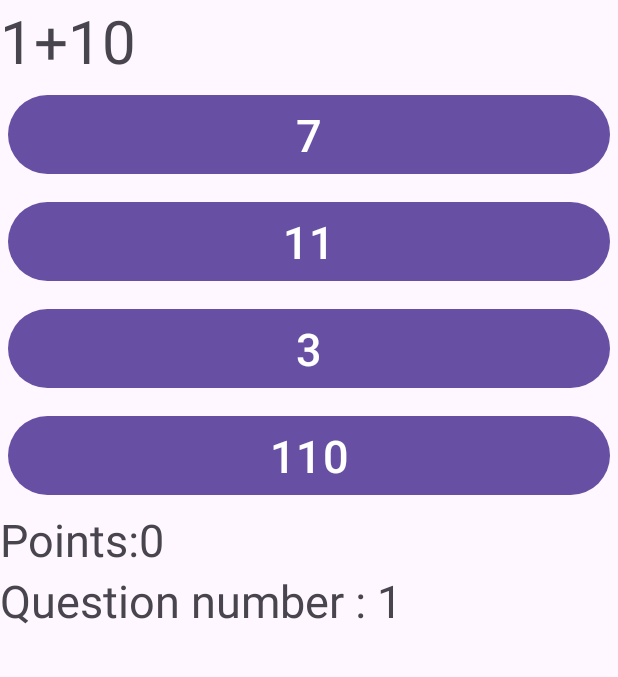
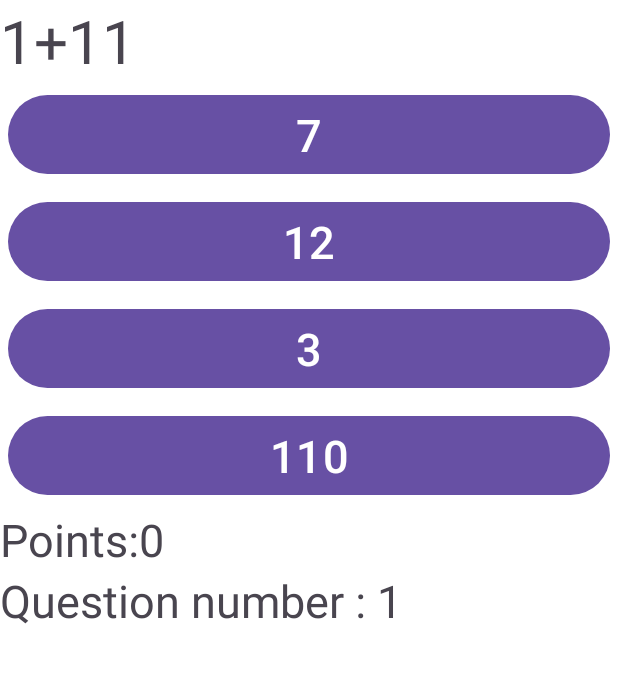
Before and after one commit to yinon2108/Trivia, an Android app: the screen it shows after launch (GameActivity), after a tap on "Start Game", on a phone screen of 412 x 824 dp, the part 101-778 px from its top. Run offline under Robolectric (Android 15) with nearby library versions, the phone set to English and light mode, and no system bars; our stand-ins replace Firebase (no records; nobody signed in at launch, a user with empty details on screens opened directly).

Commit message:
First Version

```diff
--- /dev/null
+++ b/app/src/main/java/com/example/triviab/Collection2.java
@@ -0,0 +1,53 @@
+package com.example.triviab;
+
+
+import java.util.ArrayList;
+import java.util.LinkedList;
+import java.util.Queue;
+
+public class Collection2 {
+    private Queue<Question> queue; // שימוש ב-Queue במקום ArrayList
+    private int index; // מספר השאלה הבאה בתור
+
+    public Collection2() {
+        queue = new LinkedList<>(); // אתחול של ה-Queue
+
+        // יצירת השאלות
+        Question q1 = new Question("1+11", "7", "12", "3", "110", 2);
+        Question q2 = new Question("1+2", "8", "2", "3", "9", 3);
+        Question q3 = new Question("1+3", "6", "2", "4", "100", 3);
+        Question q4 = new Question("1+4", "5", "2", "3", "17", 1);
+        Question q5 = new Question("1+0", "10", "2", "3", "1", 4);
+
+        // הוספת השאלות ל-Queue
+        queue.add(q1);
+        queue.add(q2);
+        queue.add(q3);
+        queue.add(q4);
+        queue.add(q5);
+    }
+
+    public void initQuestions() {
+        // אתחול ה-Queue עם כל השאלות
+        index = 0;
+    }
+
+    public Question getNextQuestion() {
+        // פעולה שמחזירה את השאלה הבאה
+        if (!queue.isEmpty()) {
+            Question q = queue.poll(); // שולפים את השאלה הראשונה
+            index++;
+            return q;
+        }
+        return null; // אם אין שאלות, מחזירים null
+    }
+
+    public boolean isNotLastQuestion() {
+        // אם יש שאלות נוספות ב-Queue
+        return !queue.isEmpty();
+    }
+
+    public int getIndex() {
+        return index;
+    }
+}
--- a/app/src/main/java/com/example/triviab/GameActivity.java
+++ b/app/src/main/java/com/example/triviab/GameActivity.java
@@ -1,9 +1,14 @@
 package com.example.triviab;
 
 import androidx.appcompat.app.AppCompatActivity;
+import androidx.constraintlayout.widget.ConstraintLayout;
+
+import android.content.Intent;
+import android.graphics.Color;
 import android.os.Bundle;
 import android.view.View;
 import android.widget.Button;
+import android.widget.LinearLayout;
 import android.widget.TextView;
 
 public class GameActivity extends AppCompatActivity implements View.OnClickListener {
@@ -11,9 +16,11 @@ public class GameActivity extends AppCompatActivity implements View.OnClickListe
     private Button btna1, btna2, btna3, btna4;
     private TextView tvQuestion;
     private TextView tvQuestionNumber, tvPoints, tvGameOver;
-    private Collection collection;
+    private Collection2 collection2;
     private Question currentQuestion;
     private int points = 0;
+    private String backgroundColor = "";
+    private LinearLayout ll;
 
 
     @Override
@@ -21,7 +28,13 @@ public class GameActivity extends AppCompatActivity implements View.OnClickListe
         super.onCreate(savedInstanceState);
         setContentView(R.layout.activity_game);
 
-        collection = new Collection();
+        ll = findViewById(R.id.activity_game);
+
+        collection2 = new Collection2();
+        Intent intent = getIntent();
+        String color = intent.getStringExtra("color");
+        this.backgroundColor = color;
+        setBackgroundColor(color);
 
         tvQuestion = findViewById(R.id.tvQuestion);
         btna1 = findViewById(R.id.btna1);
@@ -40,15 +53,15 @@ public class GameActivity extends AppCompatActivity implements View.OnClickListe
 
         tvGameOver.setVisibility(View.INVISIBLE);
 
-        collection.initQuestions();
+        collection2.initQuestions();
 
         nextQuestion();
     }
 
     private void nextQuestion() {
-        if (collection.isNotLastQuestion())
+        if (collection2.isNotLastQuestion())
         {
-            currentQuestion = collection.getNextQuestion();
+            currentQuestion = collection2.getNextQuestion();
             tvQuestion.setText(currentQuestion.getQuestion());
 
             btna1.setText(currentQuestion.getA1());
@@ -90,9 +103,9 @@ public class GameActivity extends AppCompatActivity implements View.OnClickListe
         }
 
         tvPoints.setText("points: " + points);
-        if(collection.isNotLastQuestion())
+        if(collection2.isNotLastQuestion())
         {
-            tvQuestionNumber.setText("Question number: " + (collection.getIndex()+1));
+            tvQuestionNumber.setText("Question number: " + (collection2.getIndex()+1));
         }
 
         nextQuestion();
@@ -100,10 +113,40 @@ public class GameActivity extends AppCompatActivity implements View.OnClickListe
 
     public void reset() {
         this.points = 0;
-        collection.initQuestions();
+        collection2.initQuestions();
         tvPoints.setText("Points:" + 0);
         tvQuestionNumber.setText("Question number: " + 1);
         tvGameOver.setVisibility(View.INVISIBLE);
         this.nextQuestion();
     }
+
+    public void setBackgroundColor(String color)
+    {
+        switch (color)
+        {
+            case "Red":
+            {
+                ll.setBackgroundColor(Color.RED);
+                break;
+            }
+            case "Blue":
+            {
+                ll.setBackgroundColor(Color.BLUE);
+                break;
+            }
+            case "Pink":
+            {
+                ll.setBackgroundColor(Color.argb(255,255,105,180));
+                break;
+            }
+            case "Yellow":
+            {
+                ll.setBackgroundColor(Color.YELLOW);
+                break;
+            }
+
+            default:
+                ll.setBackgroundColor(Color.WHITE);
+        }
+    }
 }
--- /dev/null
+++ b/app/src/main/java/com/example/triviab/Instruction.java
@@ -0,0 +1,4 @@
+package com.example.triviab;
+
+public class Instruction {
+}
--- a/app/src/main/java/com/example/triviab/MainActivity.java
+++ b/app/src/main/java/com/example/triviab/MainActivity.java
@@ -60,6 +60,7 @@ MainActivity extends AppCompatActivity {
 
     public void onStartGame(View view) {
         Intent intent = new Intent(this, GameActivity.class);
+        intent.putExtra("color", backgroundColor);
         startActivity(intent);
     }
 
```
Also changed, not shown: 2 other files.
